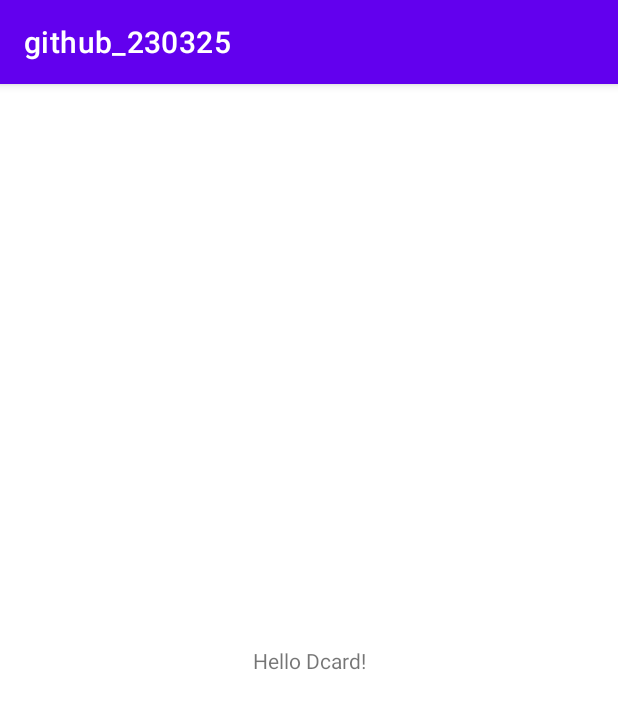
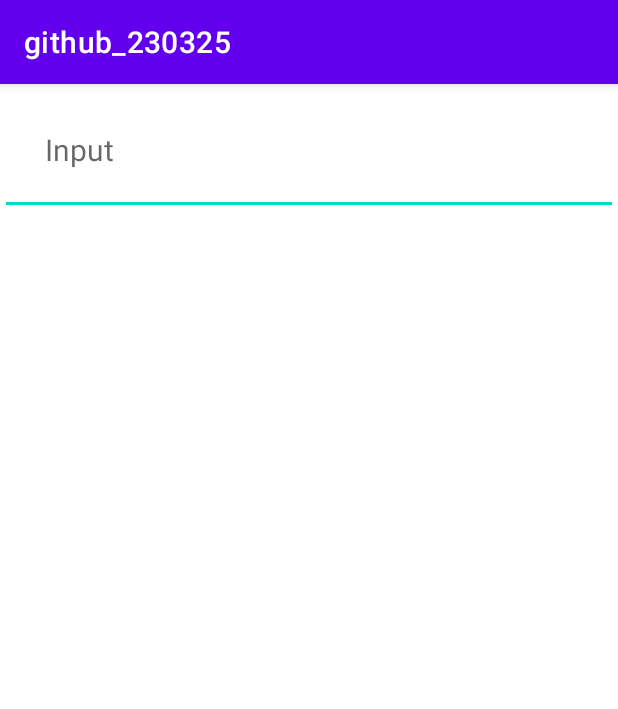
Before and after one commit to aqsa1208/github_app, an Android app: the screen it shows after launch (MainActivity), on a phone screen of 412 x 824 dp. Shown: the top 709 px of the screen. Run offline under Robolectric (Android 15) with nearby library versions, the phone set to English and light mode, and no system bars.

Commit message:
add edit text

```diff
--- a/app/src/main/res/layout/activity_main.xml
+++ b/app/src/main/res/layout/activity_main.xml
@@ -1,18 +1,20 @@
 <?xml version="1.0" encoding="utf-8"?>
-<androidx.constraintlayout.widget.ConstraintLayout xmlns:android="http://schemas.android.com/apk/res/android"
+<RelativeLayout xmlns:android="http://schemas.android.com/apk/res/android"
     xmlns:app="http://schemas.android.com/apk/res-auto"
     xmlns:tools="http://schemas.android.com/tools"
     android:layout_width="match_parent"
     android:layout_height="match_parent"
     tools:context=".MainActivity">
 
-    <TextView
-        android:layout_width="wrap_content"
+    <EditText
+        android:id="@+id/searchEditText"
+        android:layout_width="match_parent"
         android:layout_height="wrap_content"
-        android:text="Hello Dcard!"
-        app:layout_constraintBottom_toBottomOf="parent"
-        app:layout_constraintLeft_toLeftOf="parent"
-        app:layout_constraintRight_toRightOf="parent"
-        app:layout_constraintTop_toTopOf="parent" />
+        android:hint="Input"
+        android:inputType="text"
+        android:maxLines="1"
+        android:padding="30dp"
+        android:textSize="20sp" />
 
-</androidx.constraintlayout.widget.ConstraintLayout>
+
+</RelativeLayout>
```
